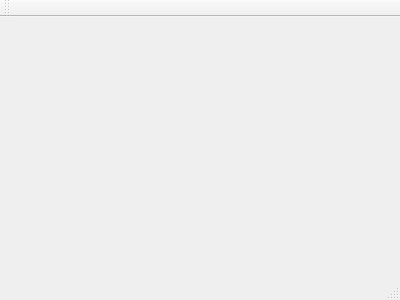
Above: ui/mainwindow.ui from PhilippParis/BusinessManager before the change. Below: the same form after it.
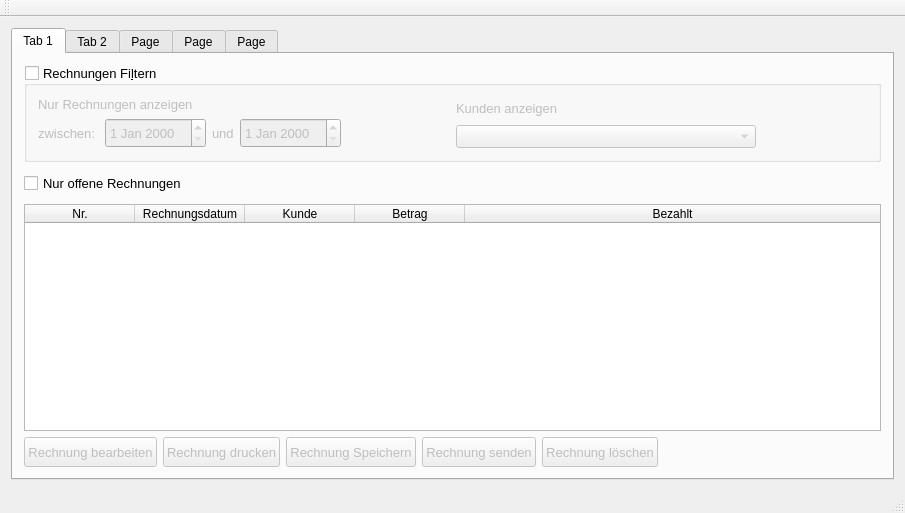
That is the form after the change. The open tabs and pages were chosen to show the change. Icons and pictures are not drawn. Custom widgets are drawn as their Qt base class.

Commit message: GUI: added customer management (CRUD)

Diff of the .ui file:
```diff
--- a/ui/mainwindow.ui
+++ b/ui/mainwindow.ui
@@ -1,24 +1,644 @@
 <ui version="4.0">
  <class>MainWindow</class>
- <widget class="QMainWindow" name="MainWindow" >
-  <property name="geometry" >
+ <widget class="QMainWindow" name="MainWindow">
+  <property name="geometry">
    <rect>
     <x>0</x>
     <y>0</y>
-    <width>400</width>
-    <height>300</height>
+    <width>905</width>
+    <height>513</height>
    </rect>
   </property>
   <property name="windowTitle" >
    <string>MainWindow</string>
   </property>
-  <widget class="QMenuBar" name="menuBar" />
-  <widget class="QToolBar" name="mainToolBar" />
-  <widget class="QWidget" name="centralWidget" />
-  <widget class="QStatusBar" name="statusBar" />
+  <widget class="QWidget" name="centralWidget">
+   <layout class="QVBoxLayout" name="verticalLayout_13">
+    <item>
+     <widget class="QTabWidget" name="tabWidget">
+      <property name="currentIndex">
+       <number>1</number>
+      </property>
+      <widget class="QWidget" name="tab_6">
+       <attribute name="title">
+        <string>Tab 1</string>
+       </attribute>
+       <layout class="QVBoxLayout" name="verticalLayout_7">
+        <item>
+         <widget class="QGroupBox" name="groupBox_2">
+          <property name="font">
+           <font>
+            <pointsize>10</pointsize>
+           </font>
+          </property>
+          <property name="title">
+           <string>Rechnungen Fi&amp;ltern</string>
+          </property>
+          <property name="checkable">
+           <bool>true</bool>
+          </property>
+          <property name="checked">
+           <bool>false</bool>
+          </property>
+          <layout class="QHBoxLayout" name="horizontalLayout_9">
+           <item>
+            <layout class="QVBoxLayout" name="verticalLayout_8">
+             <item>
+              <widget class="QLabel" name="label_5">
+               <property name="font">
+                <font>
+                 <pointsize>10</pointsize>
+                </font>
+               </property>
+               <property name="text">
+                <string>Nur Rechnungen anzeigen</string>
+               </property>
+              </widget>
+             </item>
+             <item>
+              <layout class="QHBoxLayout" name="horizontalLayout_4">
+               <item>
+                <widget class="QLabel" name="label_6">
+                 <property name="font">
+                  <font>
+                   <pointsize>10</pointsize>
+                  </font>
+                 </property>
+                 <property name="text">
+                  <string>zwischen: </string>
+                 </property>
+                </widget>
+               </item>
+               <item>
+                <widget class="QDateEdit" name="dateFrom_2">
+                 <property name="minimumSize">
+                  <size>
+                   <width>0</width>
+                   <height>30</height>
+                  </size>
+                 </property>
+                 <property name="font">
+                  <font>
+                   <pointsize>10</pointsize>
+                  </font>
+                 </property>
+                </widget>
+               </item>
+               <item>
+                <widget class="QLabel" name="label_7">
+                 <property name="font">
+                  <font>
+                   <pointsize>10</pointsize>
+                  </font>
+                 </property>
+                 <property name="text">
+                  <string>und</string>
+                 </property>
+                </widget>
+               </item>
+               <item>
+                <widget class="QDateEdit" name="dateTo_2">
+                 <property name="minimumSize">
+                  <size>
+                   <width>0</width>
+                   <height>30</height>
+                  </size>
+                 </property>
+                 <property name="font">
+                  <font>
+                   <pointsize>10</pointsize>
+                  </font>
+                 </property>
+                </widget>
+               </item>
+               <item>
+                <spacer name="horizontalSpacer_5">
+                 <property name="orientation">
+                  <enum>Qt::Horizontal</enum>
+                 </property>
+                 <property name="sizeHint" stdset="0">
+                  <size>
+                   <width>40</width>
+                   <height>20</height>
+                  </size>
+                 </property>
+                </spacer>
+               </item>
+              </layout>
+             </item>
+            </layout>
+           </item>
+           <item>
+            <layout class="QVBoxLayout" name="verticalLayout_9">
+             <item>
+              <widget class="QLabel" name="label_8">
+               <property name="text">
+                <string>Kunden anzeigen</string>
+               </property>
+              </widget>
+             </item>
+             <item>
+              <layout class="QHBoxLayout" name="horizontalLayout_10">
+               <item>
+                <widget class="QComboBox" name="cbCustomers_2">
+                 <property name="minimumSize">
+                  <size>
+                   <width>300</width>
+                   <height>0</height>
+                  </size>
+                 </property>
+                </widget>
+               </item>
+               <item>
+                <spacer name="horizontalSpacer_6">
+                 <property name="orientation">
+                  <enum>Qt::Horizontal</enum>
+                 </property>
+                 <property name="sizeHint" stdset="0">
+                  <size>
+                   <width>40</width>
+                   <height>20</height>
+                  </size>
+                 </property>
+                </spacer>
+               </item>
+              </layout>
+             </item>
+            </layout>
+           </item>
+          </layout>
+         </widget>
+        </item>
+        <item>
+         <widget class="QCheckBox" name="cbOnlyOpen_2">
+          <property name="minimumSize">
+           <size>
+            <width>0</width>
+            <height>30</height>
+           </size>
+          </property>
+          <property name="font">
+           <font>
+            <pointsize>10</pointsize>
+           </font>
+          </property>
+          <property name="text">
+           <string>Nur offene Rechnungen</string>
+          </property>
+         </widget>
+        </item>
+        <item>
+         <widget class="QTableWidget" name="tblContent_2">
+          <property name="contextMenuPolicy">
+           <enum>Qt::NoContextMenu</enum>
+          </property>
+          <property name="editTriggers">
+           <set>QAbstractItemView::NoEditTriggers</set>
+          </property>
+          <property name="selectionMode">
+           <enum>QAbstractItemView::SingleSelection</enum>
+          </property>
+          <property name="selectionBehavior">
+           <enum>QAbstractItemView::SelectRows</enum>
+          </property>
+          <attribute name="horizontalHeaderDefaultSectionSize">
+           <number>110</number>
+          </attribute>
+          <attribute name="horizontalHeaderStretchLastSection">
+           <bool>true</bool>
+          </attribute>
+          <attribute name="verticalHeaderVisible">
+           <bool>false</bool>
+          </attribute>
+          <column>
+           <property name="text">
+            <string>Nr.</string>
+           </property>
+          </column>
+          <column>
+           <property name="text">
+            <string>Rechnungsdatum</string>
+           </property>
+          </column>
+          <column>
+           <property name="text">
+            <string>Kunde</string>
+           </property>
+          </column>
+          <column>
+           <property name="text">
+            <string>Betrag</string>
+           </property>
+          </column>
+          <column>
+           <property name="text">
+            <string>Bezahlt</string>
+           </property>
+          </column>
+         </widget>
+        </item>
+        <item>
+         <layout class="QHBoxLayout" name="horizontalLayout_11">
+          <item>
+           <widget class="QPushButton" name="pushButton_3">
+            <property name="enabled">
+             <bool>false</bool>
+            </property>
+            <property name="minimumSize">
+             <size>
+              <width>0</width>
+              <height>30</height>
+             </size>
+            </property>
+            <property name="font">
+             <font>
+              <pointsize>10</pointsize>
+             </font>
+            </property>
+            <property name="text">
+             <string>Rechnung bearbeiten</string>
+            </property>
+            <property name="icon">
+             <iconset>
+              <normaloff>:/icon/images/edit-icon.png</normaloff>:/icon/images/edit-icon.png</iconset>
+            </property>
+           </widget>
+          </item>
+          <item>
+           <widget class="QPushButton" name="pushButton_6">
+            <property name="enabled">
+             <bool>false</bool>
+            </property>
+            <property name="minimumSize">
+             <size>
+              <width>0</width>
+              <height>30</height>
+             </size>
+            </property>
+            <property name="font">
+             <font>
+              <pointsize>10</pointsize>
+             </font>
+            </property>
+            <property name="text">
+             <string>Rechnung drucken</string>
+            </property>
+            <property name="icon">
+             <iconset>
+              <normaloff>:/icon/images/print.png</normaloff>:/icon/images/print.png</iconset>
+            </property>
+           </widget>
+          </item>
+          <item>
+           <widget class="QPushButton" name="btnSave_2">
+            <property name="enabled">
+             <bool>false</bool>
+            </property>
+            <property name="minimumSize">
+             <size>
+              <width>0</width>
+              <height>30</height>
+             </size>
+            </property>
+            <property name="font">
+             <font>
+              <pointsize>10</pointsize>
+             </font>
+            </property>
+            <property name="text">
+             <string>Rechnung Speichern</string>
+            </property>
+            <property name="icon">
+             <iconset>
+              <normaloff>:/icon/images/save-icon.png</normaloff>:/icon/images/save-icon.png</iconset>
+            </property>
+           </widget>
+          </item>
+          <item>
+           <widget class="QPushButton" name="btnMail_3">
+            <property name="enabled">
+             <bool>false</bool>
+            </property>
+            <property name="minimumSize">
+             <size>
+              <width>0</width>
+              <height>30</height>
+             </size>
+            </property>
+            <property name="font">
+             <font>
+              <pointsize>10</pointsize>
+             </font>
+            </property>
+            <property name="text">
+             <string>Rechnung senden</string>
+            </property>
+            <property name="icon">
+             <iconset>
+              <normaloff>:/icon/images/mail-icon.png</normaloff>:/icon/images/mail-icon.png</iconset>
+            </property>
+           </widget>
+          </item>
+          <item>
+           <widget class="QPushButton" name="btn_delete_2">
+            <property name="enabled">
+             <bool>false</bool>
+            </property>
+            <property name="minimumSize">
+             <size>
+              <width>0</width>
+              <height>30</height>
+             </size>
+            </property>
+            <property name="font">
+             <font>
+              <pointsize>10</pointsize>
+             </font>
+            </property>
+            <property name="text">
+             <string>Rechnung löschen</string>
+            </property>
+            <property name="icon">
+             <iconset>
+              <normaloff>:/icon/images/Delete-icon.png</normaloff>:/icon/images/Delete-icon.png</iconset>
+            </property>
+           </widget>
+          </item>
+          <item>
+           <spacer name="horizontalSpacer_7">
+            <property name="orientation">
+             <enum>Qt::Horizontal</enum>
+            </property>
+            <property name="sizeHint" stdset="0">
+             <size>
+              <width>40</width>
+              <height>20</height>
+             </size>
+            </property>
+           </spacer>
+          </item>
+         </layout>
+        </item>
+       </layout>
+      </widget>
+      <widget class="QWidget" name="tab_7">
+       <attribute name="title">
+        <string>Tab 2</string>
+       </attribute>
+       <layout class="QVBoxLayout" name="verticalLayout_10">
+        <item>
+         <widget class="CustomersWidget" name="widgetCustomers" native="true"/>
+        </item>
+       </layout>
+      </widget>
+      <widget class="QWidget" name="tab_8">
+       <attribute name="title">
+        <string>Page</string>
+       </attribute>
+       <layout class="QHBoxLayout" name="horizontalLayout_13">
+        <item>
+         <layout class="QVBoxLayout" name="verticalLayout_11">
+          <item>
+           <widget class="QTableWidget" name="tw_products_2">
+            <property name="editTriggers">
+             <set>QAbstractItemView::NoEditTriggers</set>
+            </property>
+            <property name="selectionBehavior">
+             <enum>QAbstractItemView::SelectRows</enum>
+            </property>
+            <attribute name="horizontalHeaderStretchLastSection">
+             <bool>true</bool>
+            </attribute>
+            <attribute name="verticalHeaderVisible">
+             <bool>false</bool>
+            </attribute>
+            <attribute name="verticalHeaderStretchLastSection">
+             <bool>false</bool>
+            </attribute>
+            <row>
+             <property name="text">
+              <string>1</string>
+             </property>
+            </row>
+            <column>
+             <property name="text">
+              <string>Name</string>
+             </property>
+            </column>
+            <column>
+             <property name="text">
+              <string>Artikelnummer</string>
+             </property>
+            </column>
+            <column>
+             <property name="text">
+              <string>Firma</string>
+             </property>
+            </column>
+            <column>
+             <property name="text">
+              <string>Größe</string>
+             </property>
+            </column>
+            <column>
+             <property name="text">
+              <string>Einkaufspreis</string>
+             </property>
+            </column>
+            <item row="0" column="0">
+             <property name="text">
+              <string>Altsilber</string>
+             </property>
+            </item>
+            <item row="0" column="1">
+             <property name="text">
+              <string>Z1</string>
+             </property>
+            </item>
+            <item row="0" column="2">
+             <property name="text">
+              <string>Wiedermann Knopf</string>
+             </property>
+            </item>
+            <item row="0" column="3">
+             <property name="text">
+              <string>2</string>
+             </property>
+            </item>
+            <item row="0" column="4">
+             <property name="text">
+              <string>1€</string>
+             </property>
+            </item>
+           </widget>
+          </item>
+          <item>
+           <layout class="QHBoxLayout" name="horizontalLayout_14">
+            <item>
+             <widget class="QPushButton" name="btn_addProduct_2">
+              <property name="text">
+               <string>neuen Produkt hinzufügen</string>
+              </property>
+              <property name="icon">
+               <iconset>
+                <normaloff>:/icon/images/plus.png</normaloff>:/icon/images/plus.png</iconset>
+              </property>
+             </widget>
+            </item>
+            <item>
+             <widget class="QPushButton" name="btn_deleteProduct_2">
+              <property name="text">
+               <string>Produkt löschen</string>
+              </property>
+              <property name="icon">
+               <iconset>
+                <normaloff>:/icon/images/Delete-icon.png</normaloff>:/icon/images/Delete-icon.png</iconset>
+              </property>
+             </widget>
+            </item>
+           </layout>
+          </item>
+         </layout>
+        </item>
+        <item>
+         <widget class="Line" name="line_2">
+          <property name="orientation">
+           <enum>Qt::Vertical</enum>
+          </property>
+         </widget>
+        </item>
+       </layout>
+      </widget>
+      <widget class="QWidget" name="tab_9">
+       <attribute name="title">
+        <string>Page</string>
+       </attribute>
+       <layout class="QVBoxLayout" name="verticalLayout_12">
+        <item>
+         <widget class="QTableWidget" name="tblBoughtProducts_2">
+          <property name="editTriggers">
+           <set>QAbstractItemView::NoEditTriggers</set>
+          </property>
+          <property name="selectionBehavior">
+           <enum>QAbstractItemView::SelectRows</enum>
+          </property>
+          <attribute name="horizontalHeaderStretchLastSection">
+           <bool>true</bool>
+          </attribute>
+          <attribute name="verticalHeaderVisible">
+           <bool>false</bool>
+          </attribute>
+          <row>
+           <property name="text">
+            <string>1</string>
+           </property>
+          </row>
+          <row>
+           <property name="text">
+            <string>2</string>
+           </property>
+          </row>
+          <row>
+           <property name="text">
+            <string>3</string>
+           </property>
+          </row>
+          <column>
+           <property name="text">
+            <string>Name</string>
+           </property>
+          </column>
+          <column>
+           <property name="text">
+            <string>Bruttoeinkaufspreis</string>
+           </property>
+          </column>
+          <item row="0" column="0">
+           <property name="text">
+            <string>Stoff1</string>
+           </property>
+          </item>
+          <item row="0" column="1">
+           <property name="text">
+            <string>2€</string>
+           </property>
+          </item>
+          <item row="1" column="0">
+           <property name="text">
+            <string>Stoff2</string>
+           </property>
+          </item>
+          <item row="1" column="1">
+           <property name="text">
+            <string>3€</string>
+           </property>
+          </item>
+          <item row="2" column="0">
+           <property name="text">
+            <string>Tasche Model A</string>
+           </property>
+          </item>
+          <item row="2" column="1">
+           <property name="text">
+            <string>25€</string>
+           </property>
+          </item>
+         </widget>
+        </item>
+        <item>
+         <widget class="QPushButton" name="pushButton_7">
+          <property name="text">
+           <string>neue Ware hinzufügen</string>
+          </property>
+         </widget>
+        </item>
+        <item>
+         <widget class="QPushButton" name="pushButton_8">
+          <property name="text">
+           <string>export</string>
+          </property>
+         </widget>
+        </item>
+       </layout>
+      </widget>
+      <widget class="QWidget" name="tab_10">
+       <attribute name="title">
+        <string>Page</string>
+       </attribute>
+      </widget>
+     </widget>
+    </item>
+   </layout>
+  </widget>
+  <widget class="QMenuBar" name="menuBar">
+   <property name="geometry">
+    <rect>
+     <x>0</x>
+     <y>0</y>
+     <width>905</width>
+     <height>29</height>
+    </rect>
+   </property>
+  </widget>
+  <widget class="QToolBar" name="mainToolBar">
+   <attribute name="toolBarArea">
+    <enum>TopToolBarArea</enum>
+   </attribute>
+   <attribute name="toolBarBreak">
+    <bool>false</bool>
+   </attribute>
+  </widget>
+  <widget class="QStatusBar" name="statusBar"/>
  </widget>
- <layoutDefault spacing="6" margin="11" />
- <pixmapfunction></pixmapfunction>
+ <layoutdefault spacing="6" margin="11"/>
+ <customwidgets>
+  <customwidget>
+   <class>CustomersWidget</class>
+   <extends>QWidget</extends>
+   <header>ui/widgets/customerswidget.h</header>
+   <container>1</container>
+  </customwidget>
+ </customwidgets>
  <resources/>
  <connections/>
 </ui>
```
Left out of the diff: 3 changed lines with no effect on the pictures. The commit also changes 14 other files.
